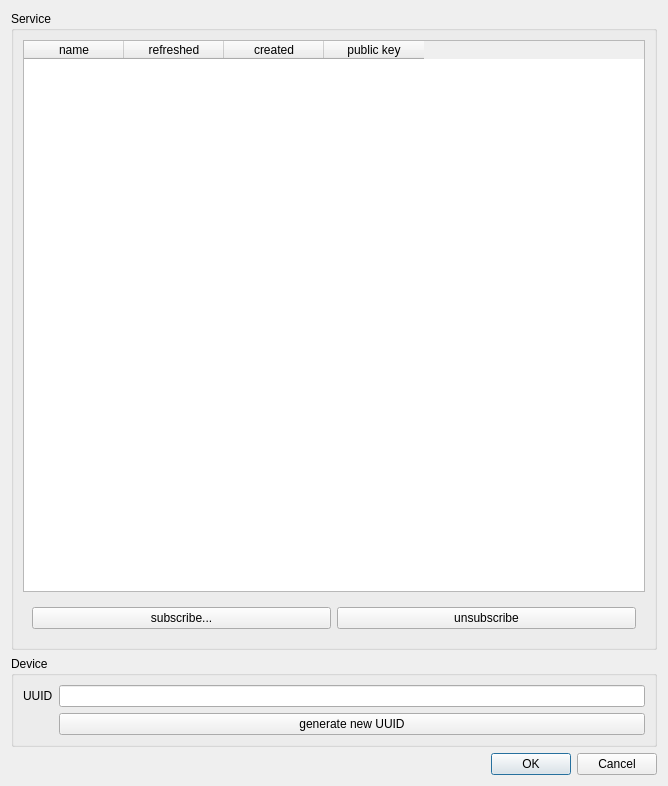
First picture: the form in settings.ui, repository weatherhead99/Qpushjet, before the edit.
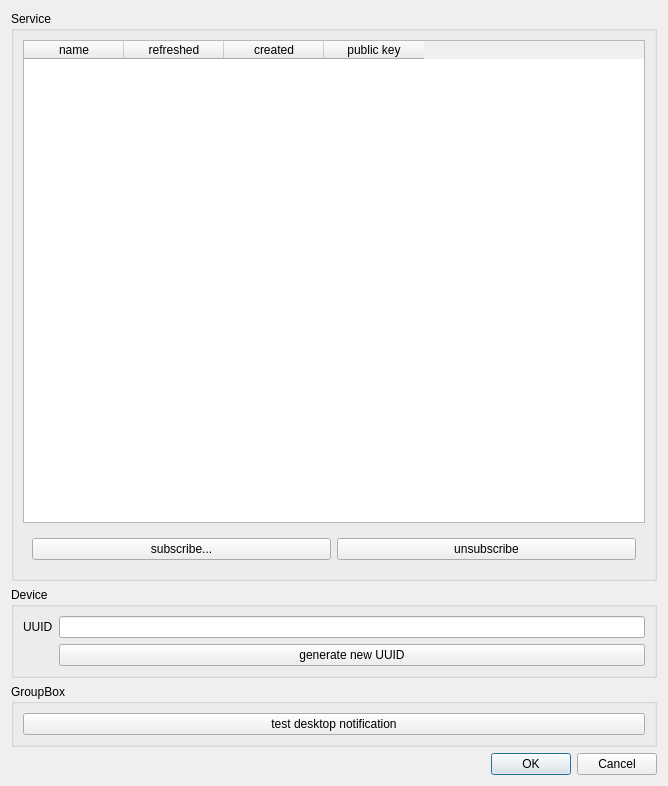
Second picture: the form after the edit.

Commit message: PoC of desktop notifications on freedesktop systems

```diff
--- a/settings.ui
+++ b/settings.ui
@@ -93,6 +93,22 @@
      </layout>
     </widget>
    </item>
+   <item>
+    <widget class="QGroupBox" name="debug_options">
+     <property name="title">
+      <string>GroupBox</string>
+     </property>
+     <layout class="QGridLayout" name="gridLayout_3">
+      <item row="0" column="0">
+       <widget class="QPushButton" name="testNotificationButton">
+        <property name="text">
+         <string>test desktop notification</string>
+        </property>
+       </widget>
+      </item>
+     </layout>
+    </widget>
+   </item>
    <item>
     <widget class="QDialogButtonBox" name="buttonBox">
      <property name="orientation">
```
The commit also changes 6 other files.
